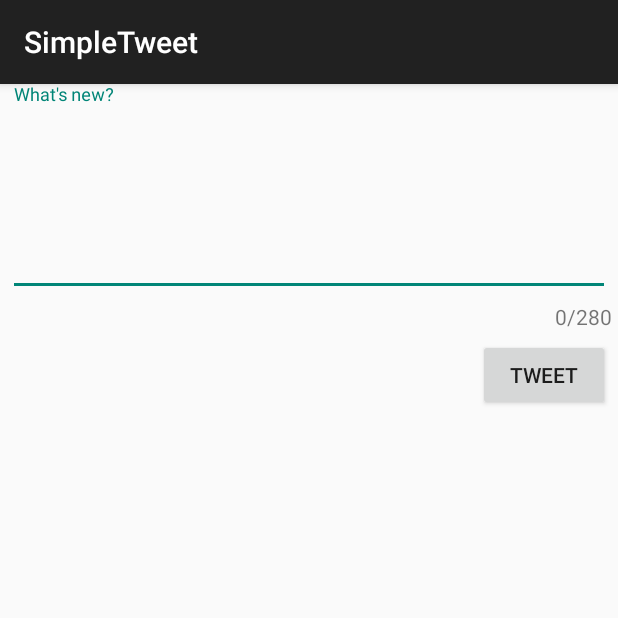
After one commit to ahans03/SimpleTweet, an Android app: the ComposeActivity screen opened directly, with no data from a screen before it, on a phone screen of 412 x 824 dp, the top half of it. The commit adds this screen. Run offline under Robolectric (Android 15) with nearby library versions, the phone set to English and light mode, and no system bars; our stand-ins replace Room's generated code; libraries missing offline, so code that uses them is left out: com.codepath.asynchttpclient, com.facebook.stetho, org.parceler; 1 statement that could not run was skipped.

Commit message:
6th commit (1st commit of second week)... made the appbar and ComposeActivity functional.  Added the char counter to activity_compose.xml and gave it a little style (turns red if too many characters). Successfully implemented POST request API call.  Successfully returned to main activity with newly created tweet at top.  All user stories completed Work time 5 hours

```diff
--- a/app/src/main/AndroidManifest.xml
+++ b/app/src/main/AndroidManifest.xml
@@ -13,7 +13,8 @@
         android:icon="@drawable/ic_launcher"
         android:label="@string/app_name"
         android:theme="@style/AppTheme">
-        <activity android:name=".TimelineActivity"></activity>
+        <activity android:name=".ComposeActivity"></activity>
+        <activity android:name=".TimelineActivity" />
         <activity
             android:name=".LoginActivity"
             android:label="@string/app_name"
--- /dev/null
+++ b/app/src/main/java/com/codepath/apps/restclienttemplate/ComposeActivity.java
@@ -0,0 +1,79 @@
+package com.codepath.apps.restclienttemplate;
+
+import androidx.appcompat.app.AppCompatActivity;
+
+import android.content.Intent;
+import android.os.Bundle;
+import android.util.Log;
+import android.view.View;
+import android.widget.Button;
+import android.widget.EditText;
+import android.widget.Toast;
+
+import com.codepath.apps.restclienttemplate.models.Tweet;
+import com.codepath.asynchttpclient.callback.JsonHttpResponseHandler;
+
+import org.json.JSONException;
+import org.parceler.Parcels;
+
+import okhttp3.Headers;
+
+public class ComposeActivity extends AppCompatActivity {
+    public static final String TAG = "ComposeActivity";
+    public final static int MAX_TWEET_LENGTH = 280;
+
+    EditText etCompose;
+    Button btnTweet;
+
+    TwitterClient client;
+
+    @Override
+    protected void onCreate(Bundle savedInstanceState) {
+        super.onCreate(savedInstanceState);
+        setContentView(R.layout.activity_compose);
+
+        client = TwitterApp.getRestClient(this);
+
+        etCompose = findViewById(R.id.etCompose);
+        btnTweet = findViewById(R.id.btnTweet);
+
+        // Click Listener on btnTweet
+        btnTweet.setOnClickListener(new View.OnClickListener() {
+            @Override
+            public void onClick(View view) {
+                String tweetContent = etCompose.getText().toString();
+                if (tweetContent.isEmpty()){
+                    Toast.makeText(ComposeActivity.this, "Sorry your tweet can't be empty", Toast.LENGTH_SHORT).show();
+                    return;
+                }
+                if (tweetContent.length() > MAX_TWEET_LENGTH) {
+                    Toast.makeText(ComposeActivity.this, "Sorry your tweet is too long", Toast.LENGTH_SHORT).show();
+                    return;
+                }
+                Toast.makeText(ComposeActivity.this, tweetContent, Toast.LENGTH_LONG).show();
+                // API call to twitter to publish tweet
+                client.publishTweet(tweetContent, new JsonHttpResponseHandler() {
+                    @Override
+                    public void onSuccess(int statusCode, Headers headers, JSON json) {
+                        Log.i(TAG,"onSuccess to publish tweet");
+                        try {
+                            Tweet tweet = Tweet.fromJson(json.jsonObject);
+                            Log.i(TAG,"Published tweet says: " + tweet);
+                            Intent intent = new Intent();
+                            intent.putExtra("tweet", Parcels.wrap(tweet));
+                            setResult(RESULT_OK,intent);
+                            finish();
+                        } catch (JSONException e) {
+                            e.printStackTrace();
+                        }
+                    }
+
+                    @Override
+                    public void onFailure(int statusCode, Headers headers, String response, Throwable throwable) {
+                        Log.e(TAG, "onFailure to publish tweet", throwable);
+                    }
+                });
+            }
+        });
+    }
+}
--- a/app/src/main/java/com/codepath/apps/restclienttemplate/models/Tweet.java
+++ b/app/src/main/java/com/codepath/apps/restclienttemplate/models/Tweet.java
@@ -5,15 +5,20 @@ import com.codepath.apps.restclienttemplate.TimeFormatter;
 import org.json.JSONArray;
 import org.json.JSONException;
 import org.json.JSONObject;
+import org.parceler.Parcel;
 
 import java.util.ArrayList;
 import java.util.List;
 
+@Parcel
 public class Tweet {
     public String body;
     public String createdAt;
     public User user;
     public long id;
+
+    // empty constructor for the Parceler library
+    public Tweet(){}
 
     public static Tweet fromJson(JSONObject jsonObject) throws JSONException {
         Tweet tweet = new Tweet();
--- a/app/src/main/java/com/codepath/apps/restclienttemplate/models/User.java
+++ b/app/src/main/java/com/codepath/apps/restclienttemplate/models/User.java
@@ -2,12 +2,17 @@ package com.codepath.apps.restclienttemplate.models;
 
 import org.json.JSONException;
 import org.json.JSONObject;
+import org.parceler.Parcel;
 
+@Parcel
 public class User {
 
     public String name;
     public String screenName;
     public String publicImageUrl;
+
+    // empty constructor for Parceler library
+    public User(){}
 
     public static User fromJson(JSONObject jsonObject) throws JSONException {
         User user = new User();
--- /dev/null
+++ b/app/src/main/res/layout/activity_compose.xml
@@ -0,0 +1,42 @@
+<?xml version="1.0" encoding="utf-8"?>
+<RelativeLayout
+    xmlns:android="http://schemas.android.com/apk/res/android"
+    xmlns:app="http://schemas.android.com/apk/res-auto"
+    xmlns:tools="http://schemas.android.com/tools"
+    android:layout_width="match_parent"
+    android:layout_height="match_parent"
+    tools:context=".ComposeActivity">
+
+    <com.google.android.material.textfield.TextInputLayout
+        android:id="@+id/inputLayout"
+        android:layout_width="match_parent"
+        android:layout_height="wrap_content"
+        app:counterEnabled="true"
+        app:counterMaxLength="280"
+        app:counterTextAppearance="@style/counterText"
+        app:counterOverflowTextAppearance="@style/counterOverride">
+        <EditText
+            android:id="@+id/etCompose"
+            android:layout_width="match_parent"
+            android:layout_height="wrap_content"
+            android:layout_marginStart="5dp"
+            android:layout_marginTop="5dp"
+            android:layout_marginEnd="5dp"
+            android:ems="10"
+            android:gravity="start|top"
+            android:hint="@string/what_s_new"
+            android:inputType="textMultiLine"
+            android:minLines="5"
+            android:importantForAutofill="no" />
+    </com.google.android.material.textfield.TextInputLayout>
+
+    <Button
+        android:id="@+id/btnTweet"
+        android:layout_width="wrap_content"
+        android:layout_height="wrap_content"
+        android:layout_below="@+id/inputLayout"
+        android:layout_alignParentEnd="true"
+        android:layout_marginTop="5dp"
+        android:layout_marginEnd="5dp"
+        android:text="@string/tweet" />
+</RelativeLayout>
--- a/app/src/main/res/layout/item_tweet.xml
+++ b/app/src/main/res/layout/item_tweet.xml
@@ -30,7 +30,6 @@
         android:layout_height="wrap_content"
         android:layout_marginStart="5dp"
         android:layout_toEndOf="@id/tvName"
-        android:text="TextView"
         tools:text="Someone@twitter" />
 
     <TextView
@@ -74,7 +73,8 @@
         android:layout_toEndOf="@+id/ibReply"
         android:src="@android:drawable/stat_notify_sync"
         tools:src="@android:drawable/stat_notify_sync"
-        tools:text="*256" />
+        tools:text="*256"
+        android:contentDescription="TODO" />
 
     <ImageButton
         android:id="@+id/ibFavCount"
--- a/app/src/main/res/values/strings.xml
+++ b/app/src/main/res/values/strings.xml
@@ -5,5 +5,7 @@
     <string name="login_label">Log in</string>
     <string name="intent_scheme">oauth</string>
     <string name="intent_host">cprest</string>
+    <string name="tweet">Tweet</string>
+    <string name="what_s_new">What\'s new?</string>
 
 </resources>
--- a/app/src/main/res/values/styles.xml
+++ b/app/src/main/res/values/styles.xml
@@ -13,4 +13,13 @@
         <!-- All customizations that are NOT specific to a particular API-level can go here. -->
     </style>
 
+    <style name="counterText" parent="Theme.MaterialComponents">
+        <item name="android:fontFamily">sans-serif-thin</item>
+        <item name="android:textStyle">bold</item>
+    </style>
+
+    <style name="counterOverride" parent="Theme.MaterialComponents">
+        <item name="android:textColor">#FF0000</item>
+    </style>
+
 </resources>
```
Also changed, not shown: app/build.gradle (+9 -0 lines), app/src/main/java/com/codepath/apps/restclienttemplate/TimelineActivity.java (+49 -7 lines), app/src/main/java/com/codepath/apps/restclienttemplate/TwitterClient.java (+8 -0 lines), app/src/main/res/menu/menu_main.xml (added, +10 -0 lines).
